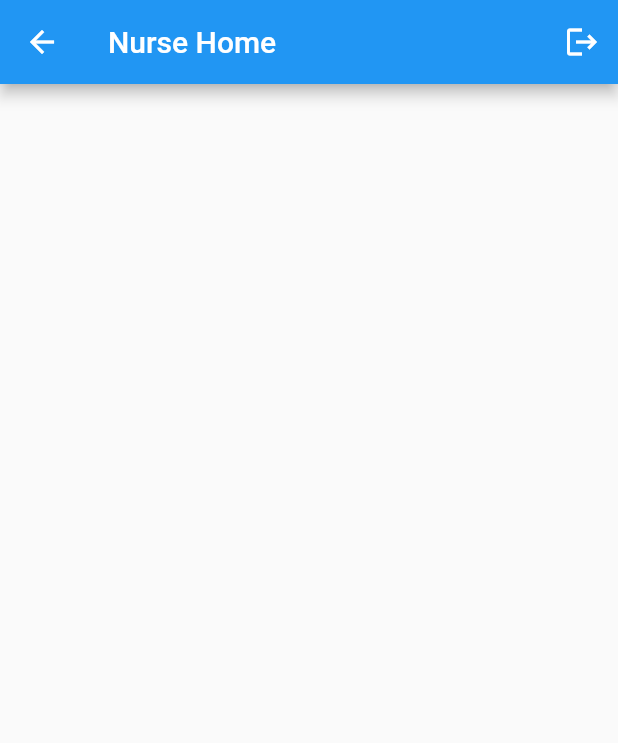
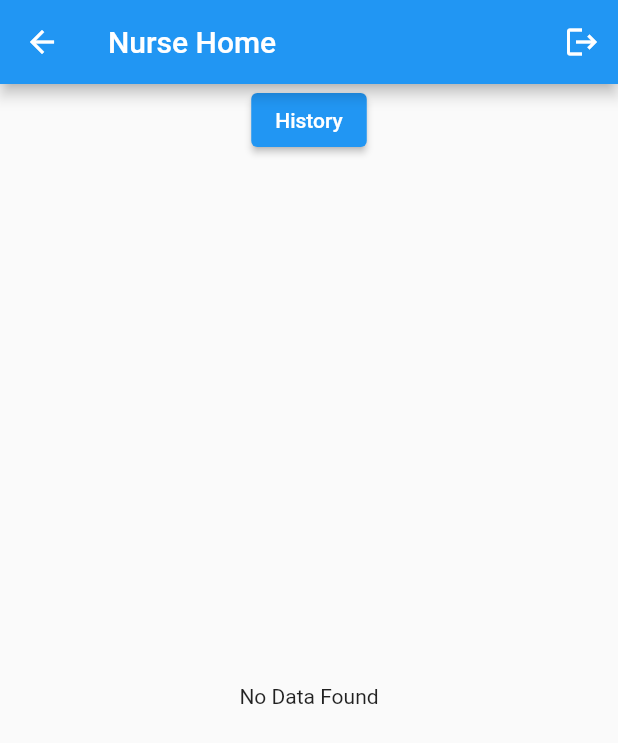
Before and after one commit to skdeveloper223/nurse_call_alarm, a Flutter app: the NurseScreen screen opened by its route, on a phone screen of 412 x 824 dp. Shown: the top 743 px of the screen. Run offline on Flutter 3.47's test engine with Material 2 defaults, Android fonts, the phone set to English and light mode, and no system bars; our stand-ins replace cloud_firestore, firebase_auth, firebase_core, get; accounts and stored records are empty.

Commit message:
bugs fixing

```diff
--- /dev/null
+++ b/lib/controllers/history_controller.dart
@@ -0,0 +1,27 @@
+import 'package:get/get.dart';
+import 'package:nurse_call_alarm/models/emergency.dart';
+
+import '../service/database_service.dart';
+import 'auth_controller.dart';
+
+class HistoryController extends GetxController {
+  final DatabaseService _db = DatabaseService();
+  final AuthController _authController = Get.put<AuthController>(AuthController());
+  get auth => _authController;
+
+  RxList<Emergency> histories = <Emergency>[].obs;
+
+  @override
+  void onInit() {
+    super.onInit();
+    fetchHistories();
+  }
+
+  void fetchHistories() async {
+    String nurseId = _authController.firebaseUser.value!.uid;
+    _db.streamHistories(nurseId).listen((data) {
+      histories.value = data.cast<Emergency>();
+    });
+    print(histories.toString());
+  }
+}
--- a/lib/controllers/nurse_controller.dart
+++ b/lib/controllers/nurse_controller.dart
@@ -1,5 +1,5 @@
 import 'package:get/get.dart';
-import 'package:nurse_call_alarm/models/Emergency.dart';
+import 'package:nurse_call_alarm/models/emergency.dart';
 
 import '../service/database_service.dart';
 import 'auth_controller.dart';
@@ -9,7 +9,7 @@ class NurseController extends GetxController {
   final AuthController _authController = Get.find();
   get auth => _authController;
 
-  final RxList<Emergency> emergencies = <Emergency>[].obs;
+  RxList<Emergency> emergencies = <Emergency>[].obs;
 
   @override
   void onInit() {
@@ -18,15 +18,15 @@ class NurseController extends GetxController {
   }
 
   void fetchEmergencies() async {
-    String userId = _authController.firebaseUser.value!.uid;
-    _db.streamEmergencies(userId).listen((data) {
+    _db.streamEmergencies().listen((data) {
       emergencies.value = data.cast<Emergency>();
     });
     print(emergencies.toString());
   }
 
   void markEmergencyAsAttended(String emergencyId) {
-    _db.markEmergencyAsAttended(emergencyId);
+    String nurseId = _authController.firebaseUser.value!.uid;
+    _db.markEmergencyAsAttended(emergencyId, nurseId);
     Get.snackbar('Success', "Patient Attended", snackPosition: SnackPosition.BOTTOM);
   }
 }
--- a/lib/controllers/patient_controller.dart
+++ b/lib/controllers/patient_controller.dart
@@ -11,8 +11,9 @@ class PatientController extends GetxController {
 
   Future<void> createEmergency(String type, String details) async {
     String userId = _authController.firebaseUser.value!.uid;
+    String email = _authController.firebaseUser.value!.email!;
     print(_authController.firebaseUser.value.toString());
-    Emergency emergency = Emergency(userId: userId, type: type, details: details);
+    Emergency emergency = Emergency(userId: userId, type: email, details: details);
     await _db.createEmergency(emergency);
     Get.snackbar('Emergency', "Send Successfully", snackPosition: SnackPosition.BOTTOM);
   }
--- a/lib/models/emergency.dart
+++ b/lib/models/emergency.dart
@@ -1,8 +1,9 @@
 class Emergency {
   final String userId;
+  final String nurseId;
   final String type;
   final String details;
   final bool attended;
 
-  Emergency({required this.userId, required this.type, required this.details, this.attended = false});
+  Emergency({required this.userId, required this.type, required this.details, this.attended = false, this.nurseId = ""});
 }
--- a/lib/screen/login_screen.dart
+++ b/lib/screen/login_screen.dart
@@ -4,13 +4,14 @@ import 'package:get/get.dart';
 import '../controllers/auth_controller.dart';
 
 class LoginScreen extends StatelessWidget {
-  final AuthController authController = Get.find();
+  final AuthController authController = Get.put<AuthController>(AuthController());
 
   @override
   Widget build(BuildContext context) {
     return Scaffold(
       appBar: AppBar(title: Text('Login')),
-      body: Padding(
+      body: SingleChildScrollView(
+        child: Padding(
           padding: EdgeInsets.all(20.0),
           child: Column(
             mainAxisAlignment: MainAxisAlignment.center,
@@ -44,6 +45,7 @@ class LoginScreen extends StatelessWidget {
             ],
           ),
         ),
+      ),
     );
   }
 }
--- a/lib/screen/nurse_screen.dart
+++ b/lib/screen/nurse_screen.dart
@@ -1,6 +1,6 @@
 import 'package:flutter/material.dart';
 import 'package:get/get.dart';
-import 'package:nurse_call_alarm/models/Emergency.dart';
+import 'package:nurse_call_alarm/models/emergency.dart';
 
 import '../controllers/nurse_controller.dart';
 
@@ -15,13 +15,24 @@ class NurseScreen extends StatelessWidget {
         actions: [
           IconButton(
               onPressed: () {
-                controller.auth!.signOut();
+                controller.auth.signOut();
               },
               icon: Icon(Icons.logout))
         ],
       ),
-      body: Obx(
-        () => ListView.builder(
+      body: Column(
+        children: [
+          ElevatedButton(
+            onPressed: () => Get.toNamed("/history"),
+            child: Text('History'),
+          ),
+          Expanded(
+            child: Obx(
+              () => controller.emergencies.isEmpty
+                  ? Center(
+                      child: Text("No Data Found"),
+                    )
+                  : ListView.builder(
                       itemCount: controller.emergencies.length,
                       itemBuilder: (context, index) {
                         Emergency emergency = controller.emergencies[index];
@@ -29,13 +40,16 @@ class NurseScreen extends StatelessWidget {
                           title: Text('Emergency Type: ${emergency.type}'),
                           subtitle: Text('Details: ${emergency.details}'),
                           trailing: IconButton(
-                icon: Icon(Icons.check),
+                            icon: Icon(emergency.attended ? Icons.clear : Icons.check),
                             onPressed: () => controller.markEmergencyAsAttended(emergency.userId),
                           ),
                         );
                       },
                     ),
             ),
+          ),
+        ],
+      ),
     );
   }
 }
--- a/lib/screen/patient_screen.dart
+++ b/lib/screen/patient_screen.dart
@@ -14,7 +14,7 @@ class PatientScreen extends StatelessWidget {
         actions: [
           IconButton(
               onPressed: () {
-                controller.auth!.signOut();
+                controller.auth.signOut();
               },
               icon: Icon(Icons.logout))
         ],
@@ -24,7 +24,7 @@ class PatientScreen extends StatelessWidget {
           mainAxisAlignment: MainAxisAlignment.center,
           children: [
             ElevatedButton(
-              onPressed: () => controller.createEmergency('Emergency Type', 'Emergency Details'),
+              onPressed: () => controller.createEmergency('Emergency Type', 'Emergency Required'),
               child: Text('Generate Emergency'),
             ),
           ],
--- a/lib/screen/register_screen.dart
+++ b/lib/screen/register_screen.dart
@@ -10,7 +10,8 @@ class RegisterScreen extends StatelessWidget {
   Widget build(BuildContext context) {
     return Scaffold(
       appBar: AppBar(title: Text('Register')),
-      body: Padding(
+      body: SingleChildScrollView(
+        child: Padding(
           padding: EdgeInsets.all(20.0),
           child: Column(
             mainAxisAlignment: MainAxisAlignment.center,
@@ -56,6 +57,7 @@ class RegisterScreen extends StatelessWidget {
             ],
           ),
         ),
+      ),
     );
   }
 }
```
Also changed, not shown: lib/controllers/auth_controller.dart (+21 -14 lines), lib/main.dart (+10 -0 lines), lib/screen/history_screen.dart (added, +32 -0 lines), lib/service/database_service.dart (+17 -4 lines), 1 other file. Lines whose indentation alone changed are shown as unchanged.
